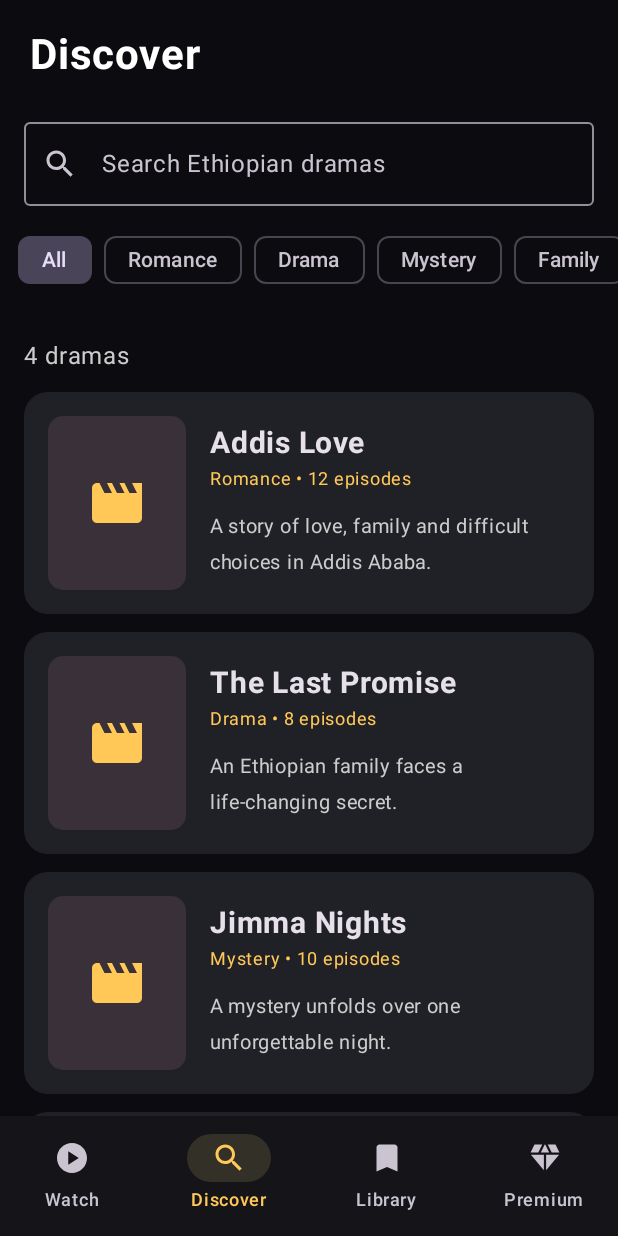
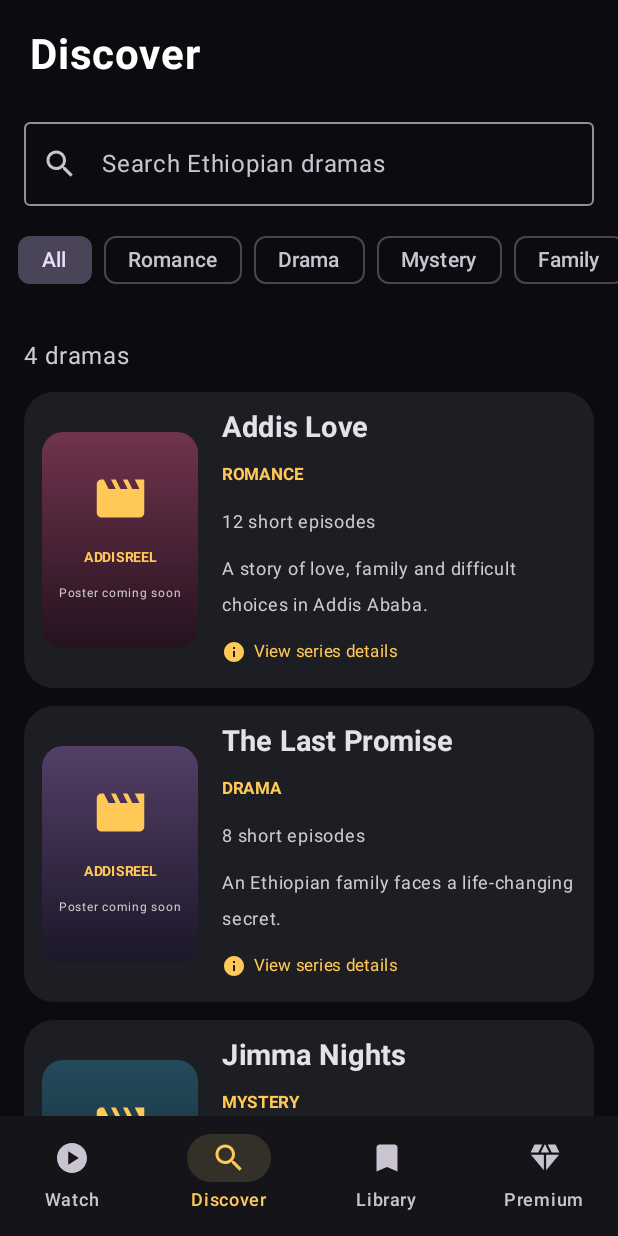
Before and after one commit to MahirG/AddisReel, an Android app built with Jetpack Compose: the screen it shows after launch (MainActivity), item 2 of the bottom bar chosen, on a phone screen of 412 x 824 dp. Run offline under Robolectric (Android 15) with nearby library versions, the phone set to English and light mode, and no system bars.

Commit message:
feat: cinematic Discover cards with genre gradients and episode metadata

```diff
--- a/app/src/main/java/et/addisreel/app/MainActivity.kt
+++ b/app/src/main/java/et/addisreel/app/MainActivity.kt
@@ -22,6 +22,7 @@ import androidx.compose.ui.platform.LocalContext
 import androidx.compose.ui.Alignment
 import androidx.compose.ui.Modifier
 import androidx.compose.ui.graphics.Color
+import androidx.compose.ui.graphics.Brush
 import androidx.compose.ui.text.font.FontWeight
 import androidx.compose.ui.text.style.TextOverflow
 import androidx.compose.ui.unit.dp
@@ -278,11 +279,47 @@ private fun AddisReelApp() {
     }
 }
 @Composable private fun Header(title:String) { Text(title,Modifier.padding(20.dp),fontSize=28.sp,fontWeight=FontWeight.Bold,color=Color.White) }
-@Composable private fun DramaRow(drama:Drama,onClick:()->Unit) {
-    Card(onClick=onClick,modifier=Modifier.fillMaxWidth(),colors=CardDefaults.cardColors(containerColor=Color(0xFF202027)),shape=RoundedCornerShape(16.dp)) {
-        Row(Modifier.padding(16.dp),verticalAlignment=Alignment.CenterVertically,horizontalArrangement=Arrangement.spacedBy(16.dp)) {
-            Box(Modifier.size(width=92.dp,height=116.dp).background(Color(0xFF393039),RoundedCornerShape(10.dp)),contentAlignment=Alignment.Center) { Icon(Icons.Default.Movie,null,Modifier.size(40.dp),tint=Gold) }
-            Column { Text(drama.title,fontWeight=FontWeight.Bold,fontSize=20.sp);Text("${drama.genre} • ${drama.episodes} episodes",color=Gold,fontSize=12.sp); Spacer(Modifier.height(8.dp));Text(drama.description,maxLines=3,overflow=TextOverflow.Ellipsis,color=Color.LightGray,fontSize=13.sp) }
+@Composable private fun DramaRow(drama: Drama, onClick: () -> Unit) {
+    val posterColors = when (drama.genre) {
+        "Romance" -> listOf(Color(0xFF70334E), Color(0xFF24121F))
+        "Mystery" -> listOf(Color(0xFF244B5B), Color(0xFF101C29))
+        "Family" -> listOf(Color(0xFF6A512E), Color(0xFF241B17))
+        else -> listOf(Color(0xFF543E66), Color(0xFF1B1729))
+    }
+    Card(
+        onClick = onClick,
+        modifier = Modifier.fillMaxWidth(),
+        shape = RoundedCornerShape(20.dp),
+        colors = CardDefaults.cardColors(containerColor = Color(0xFF1D1D24))
+    ) {
+        Row(
+            Modifier.padding(12.dp),
+            verticalAlignment = Alignment.CenterVertically,
+            horizontalArrangement = Arrangement.spacedBy(16.dp)
+        ) {
+            Box(
+                Modifier.size(width = 104.dp, height = 144.dp)
+                    .background(Brush.verticalGradient(posterColors), RoundedCornerShape(14.dp)),
+                contentAlignment = Alignment.Center
+            ) {
+                Column(horizontalAlignment = Alignment.CenterHorizontally) {
+                    Icon(Icons.Default.Movie, contentDescription = null, modifier = Modifier.size(38.dp), tint = Gold)
+                    Spacer(Modifier.height(8.dp))
+                    Text("ADDISREEL", fontSize = 9.sp, color = Gold, fontWeight = FontWeight.Bold)
+                    Text("Poster coming soon", fontSize = 8.sp, color = Color.LightGray)
+                }
+            }
+            Column(Modifier.weight(1f), verticalArrangement = Arrangement.spacedBy(7.dp)) {
+                Text(drama.title, fontWeight = FontWeight.Bold, fontSize = 19.sp, maxLines = 2, overflow = TextOverflow.Ellipsis)
+                Text(drama.genre.uppercase(), color = Gold, fontSize = 11.sp, fontWeight = FontWeight.Bold)
+                Text("${drama.episodes} short episodes", fontSize = 12.sp, color = Color.LightGray)
+                Text(drama.description, maxLines = 3, overflow = TextOverflow.Ellipsis, fontSize = 12.sp, color = Color.LightGray)
+                Row(verticalAlignment = Alignment.CenterVertically) {
+                    Icon(Icons.Default.Info, contentDescription = null, modifier = Modifier.size(16.dp), tint = Gold)
+                    Spacer(Modifier.width(5.dp))
+                    Text("View series details", fontSize = 11.sp, color = Gold)
+                }
+            }
         }
     }
 }
```
